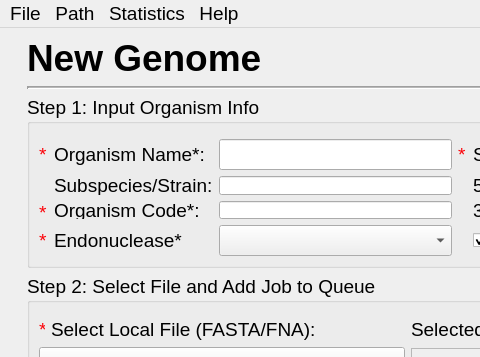
Qt form NewGenome.ui (TrinhLab/CASPERapp) before a commit; both pictures show x 0 to 480 and y 0 to 357 of the 850 by 868 pixel window.
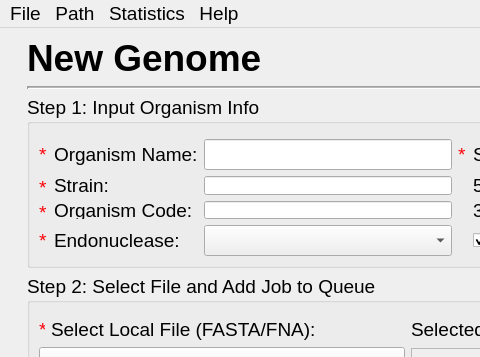
The same form after that commit.

Diff of the .ui file:
```diff
--- a/NewGenome.ui
+++ b/NewGenome.ui
@@ -494,7 +494,7 @@
            <item row="0" column="1" rowspan="4">
             <widget class="QLabel" name="OrganismName">
              <property name="text">
-              <string>Organism Name*:</string>
+              <string>Organism Name:</string>
              </property>
             </widget>
            </item>
@@ -548,7 +548,7 @@
 and references for the organism you are importing here.</string>
              </property>
              <property name="text">
-              <string>Organism Code*:</string>
+              <string>Organism Code:</string>
              </property>
             </widget>
            </item>
@@ -568,7 +568,7 @@
               <string/>
              </property>
              <property name="text">
-              <string>Subspecies/Strain:</string>
+              <string>Strain:</string>
              </property>
             </widget>
            </item>
@@ -629,7 +629,7 @@
 search parameters</string>
              </property>
              <property name="text">
-              <string>Endonuclease*</string>
+              <string>Endonuclease:</string>
              </property>
             </widget>
            </item>
@@ -673,6 +673,13 @@
              </property>
             </widget>
            </item>
+           <item row="4" column="0">
+            <widget class="QLabel" name="label_6">
+             <property name="text">
+              <string>&lt;html&gt;&lt;head/&gt;&lt;body&gt;&lt;p&gt;&lt;span style=&quot; color:#fc0107;&quot;&gt;*&lt;/span&gt;&lt;/p&gt;&lt;/body&gt;&lt;/html&gt;</string>
+             </property>
+            </widget>
+           </item>
           </layout>
          </item>
         </layout>
```
Left out of the diff: 2 changed lines with no effect on the pictures.
